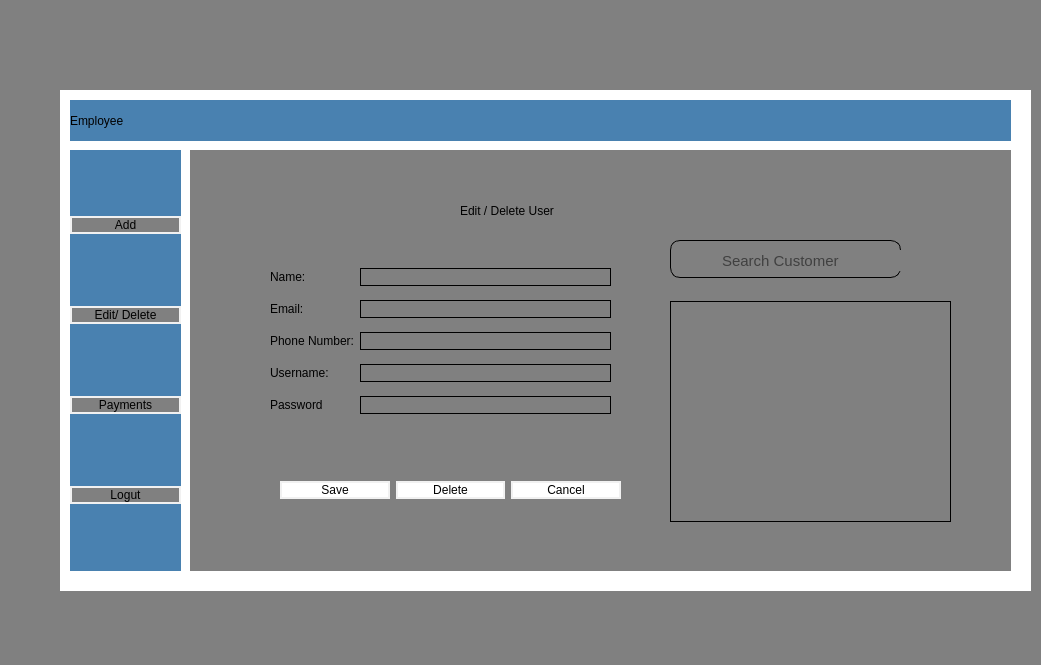
JustUsingaWebsite/Carrental, file mainwindow.ui: the form before one commit.
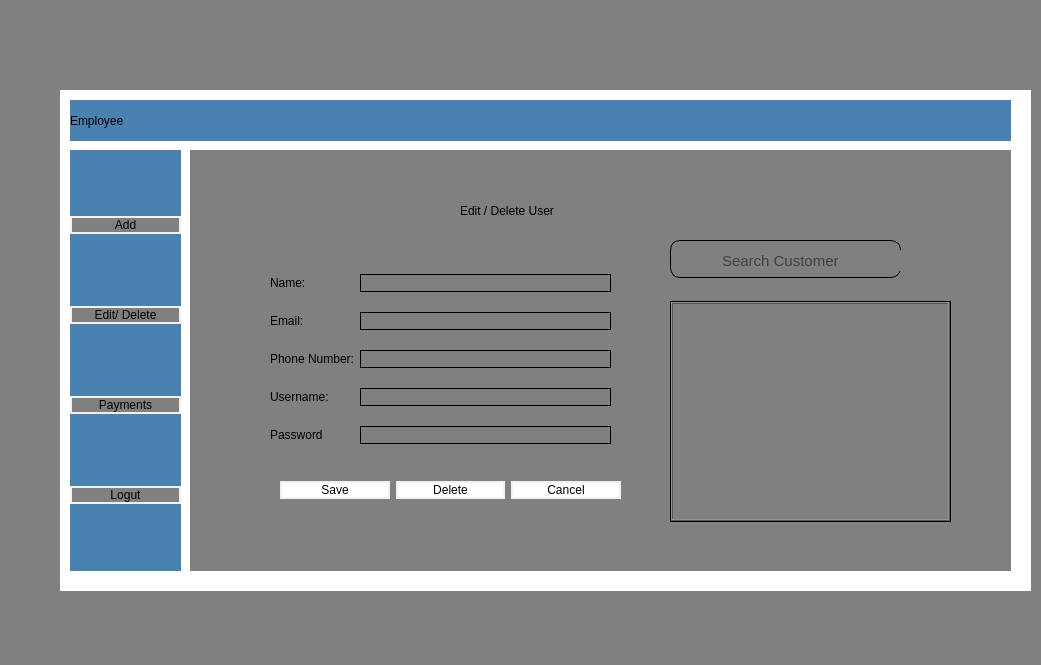
The form after the commit. The open tabs and pages were chosen to show the change. Icons and pictures are not drawn.

The edit to the form file:
```diff
--- a/mainwindow.ui
+++ b/mainwindow.ui
@@ -793,7 +793,7 @@
            <x>50</x>
            <y>90</y>
            <width>341</width>
-           <height>162</height>
+           <height>202</height>
           </rect>
          </property>
          <layout class="QGridLayout" name="gridLayout_9">
@@ -960,7 +960,7 @@
           </item>
          </layout>
         </widget>
-        <widget class="QTableView" name="viewCustomerDets">
+        <widget class="QTableView" name="background">
          <property name="geometry">
           <rect>
            <x>450</x>
@@ -973,6 +973,9 @@
           <string notr="true">border-style: solid;
 border-width: 1px;</string>
          </property>
+         <property name="lineWidth">
+          <number>1</number>
+         </property>
         </widget>
         <widget class="QFrame" name="editUserSearchFrame_3">
          <property name="geometry">
@@ -1065,6 +1068,119 @@
           </property>
          </widget>
         </widget>
+        <widget class="QListView" name="viewCustomerDets">
+         <property name="geometry">
+          <rect>
+           <x>451</x>
+           <y>132</y>
+           <width>279</width>
+           <height>219</height>
+          </rect>
+         </property>
+         <property name="palette">
+          <palette>
+           <active>
+            <colorrole role="Button">
+             <brush brushstyle="SolidPattern">
+              <color alpha="255">
+               <red>128</red>
+               <green>128</green>
+               <blue>128</blue>
+              </color>
+             </brush>
+            </colorrole>
+            <colorrole role="Base">
+             <brush brushstyle="SolidPattern">
+              <color alpha="255">
+               <red>128</red>
+               <green>128</green>
+               <blue>128</blue>
+              </color>
+             </brush>
+            </colorrole>
+            <colorrole role="Window">
+             <brush brushstyle="SolidPattern">
+              <color alpha="255">
+               <red>128</red>
+               <green>128</green>
+               <blue>128</blue>
+              </color>
+             </brush>
+            </colorrole>
+           </active>
+           <inactive>
+            <colorrole role="Button">
+             <brush brushstyle="SolidPattern">
+              <color alpha="255">
+               <red>128</red>
+               <green>128</green>
+               <blue>128</blue>
+              </color>
+             </brush>
+            </colorrole>
+            <colorrole role="Base">
+             <brush brushstyle="SolidPattern">
+              <color alpha="255">
+               <red>128</red>
+               <green>128</green>
+               <blue>128</blue>
+              </color>
+             </brush>
+            </colorrole>
+            <colorrole role="Window">
+             <brush brushstyle="SolidPattern">
+              <color alpha="255">
+               <red>128</red>
+               <green>128</green>
+               <blue>128</blue>
+              </color>
+             </brush>
+            </colorrole>
+           </inactive>
+           <disabled>
+            <colorrole role="Button">
+             <brush brushstyle="SolidPattern">
+              <color alpha="255">
+               <red>128</red>
+               <green>128</green>
+               <blue>128</blue>
+              </color>
+             </brush>
+            </colorrole>
+            <colorrole role="Base">
+             <brush brushstyle="SolidPattern">
+              <color alpha="255">
+               <red>128</red>
+               <green>128</green>
+               <blue>128</blue>
+              </color>
+             </brush>
+            </colorrole>
+            <colorrole role="Window">
+             <brush brushstyle="SolidPattern">
+              <color alpha="255">
+               <red>128</red>
+               <green>128</green>
+               <blue>128</blue>
+              </color>
+             </brush>
+            </colorrole>
+           </disabled>
+          </palette>
+         </property>
+         <property name="autoFillBackground">
+          <bool>false</bool>
+         </property>
+         <property name="styleSheet">
+          <string notr="true">border-color: black</string>
+         </property>
+         <property name="frameShape">
+          <enum>QFrame::Box</enum>
+         </property>
+         <property name="frameShadow">
+          <enum>QFrame::Raised</enum>
+         </property>
+        </widget>
        </widget>
       </widget>
       <widget class="QWidget" name="payments">
```
Left out of the diff: 98 changed lines with no effect on the pictures.
